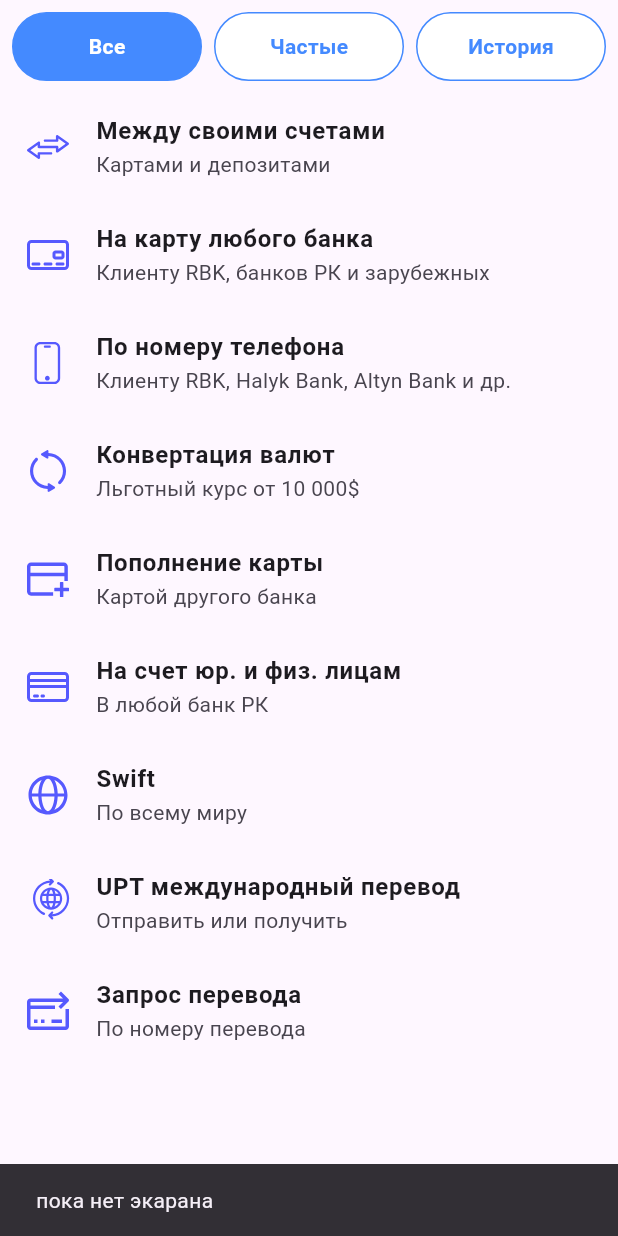
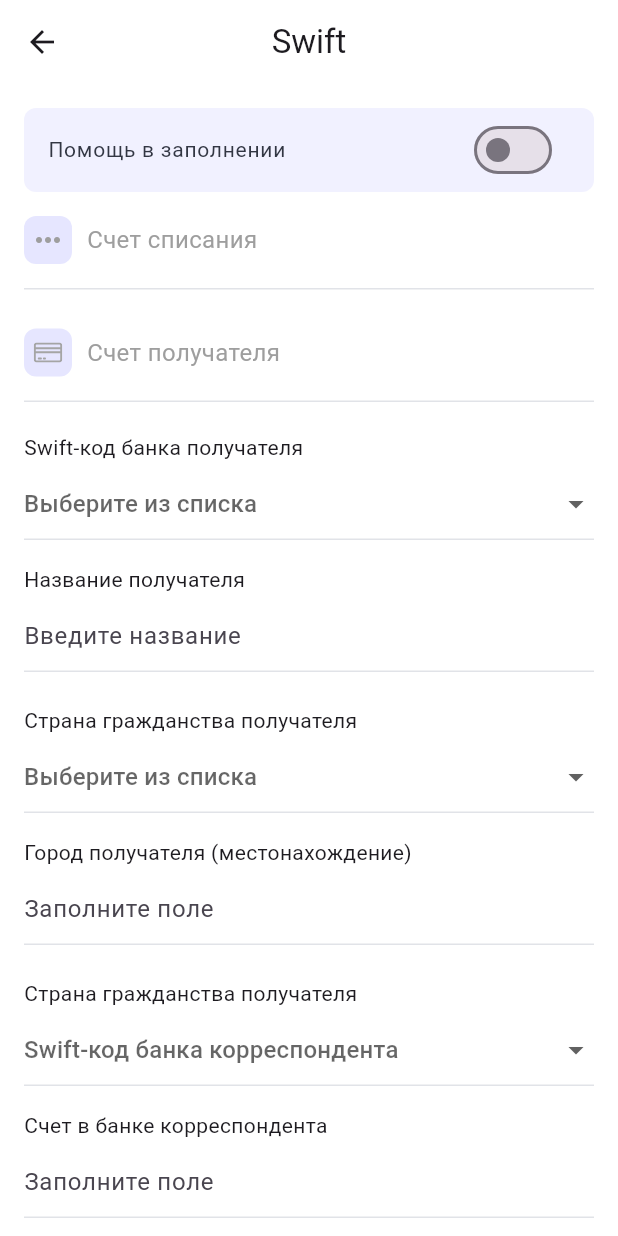
Before and after one commit to Dumankrg2019/rbc_flutter, a Flutter app: the TransfersScreen screen opened directly, after a tap on "Swift", on a phone screen of 412 x 824 dp. Run offline on Flutter 3.47's test engine with Material 3 defaults, Android fonts, the phone set to English and light mode, and no system bars; our stand-ins replace flutter_svg; missing offline and left inert: dart:ffi.

Commit message:
feat: add swft. request transfer screens

```diff
--- /dev/null
+++ b/lib/transers/transfer_request.dart
@@ -0,0 +1,142 @@
+import 'package:flutter/gestures.dart';
+import 'package:flutter/material.dart';
+import 'package:flutter_svg/svg.dart';
+
+class TransfRequestScreen extends StatefulWidget {
+  const TransfRequestScreen({Key? key}) : super(key: key);
+
+  @override
+  State<TransfRequestScreen> createState() => _TransfRequestScreen();
+
+}
+
+class _TransfRequestScreen extends State<TransfRequestScreen> {
+
+ @override
+  void initState() {
+    super.initState();
+
+    // Показываем диалог сразу после загрузки экрана
+    Future.delayed(Duration(milliseconds: 300), () {
+      showCustomDialog(context);
+    });
+  }
+
+  void showCustomDialog(BuildContext context) {
+    showDialog(
+      context: context,
+      barrierDismissible: false, // Запрет закрытия при нажатии вне окна
+      builder: (BuildContext context) {
+        return Dialog(
+          shape: RoundedRectangleBorder(
+            borderRadius: BorderRadius.circular(12.0),
+          ),
+          backgroundColor: Colors.white,
+          child: Padding(
+            padding: const EdgeInsets.all(16.0),
+            child: Column(
+              mainAxisSize: MainAxisSize.min,
+              children: [
+                SvgPicture.asset(
+                  'assets/images/user_logo.svg',
+                  width: 64,
+                  height: 64,
+                ),
+                const SizedBox(height: 16),
+                Text("Доступ к контактам",
+                     textAlign: TextAlign.center,
+                    style: TextStyle(
+                      fontSize: 16,
+                      fontWeight: FontWeight.bold
+                      ),
+                    ),
+                Container(
+                  width: 222,
+                  child: const Text(
+                    'Чтобы узнать является ли контакт из вашей телефонной книги клиентом банка, нам потребуется доступ к вашей телефонной книге',
+                    textAlign: TextAlign.center,
+                    style: TextStyle(fontSize: 16),
+                  ),
+                ),
+                const SizedBox(height: 24),
+                Container(
+                  width: double.infinity,
+                  height: 54,
+                  decoration: BoxDecoration(
+                    gradient: LinearGradient(
+                      colors: [Color(0xFF5659FE), Color(0xFF90B2F5)],
+                      begin: Alignment.bottomLeft,
+                      end: Alignment.topRight,
+                    ),
+                    borderRadius: BorderRadius.circular(8),
+                  ),
+                  child: TextButton(
+                    onPressed: () {
+                      Navigator.of(context).pop(); // Закрыть диалог
+                    },
+                    child: const Text(
+                      "РАЗРЕШИТЬ",
+                      style: TextStyle(
+                        color: Colors.white,
+                        fontSize: 16,
+                        fontWeight: FontWeight.bold,
+                      ),
+                    ),
+                  ),
+                ),
+                const SizedBox(height: 24),
+                Container(
+                  width: double.infinity,
+                  margin: const EdgeInsets.only(bottom: 30),
+                  decoration: BoxDecoration(
+                    border: Border.all(color: Color(0xFF5659FE), width: 2),
+                    borderRadius: BorderRadius.circular(8),
+                  ),
+                  child: TextButton(
+                    onPressed: () {
+                      Navigator.of(context).pop(); // Закрыть диалог
+                    },
+                    child: const Text(
+                      "ЗАПРЕТИТЬ",
+                      style: TextStyle(
+                        color: Color(0xFF5659FE),
+                        fontSize: 16,
+                        fontWeight: FontWeight.bold,
+                      ),
+                    ),
+                  ),
+                ),
+              ],
+            ),
+          ),
+        );
+      },
+    );
+  }
+
+
+  @override
+  Widget build(BuildContext context) {
+    return Scaffold(
+      appBar: AppBar(
+       backgroundColor: Colors.white,
+        leading: IconButton(
+          icon: Icon(Icons.arrow_back),
+          onPressed: () {
+            Navigator.pop(context);
+          },
+        ),
+        title: Text('Мои друзья'),
+        centerTitle: true,
+      ),
+      body: Container(
+        color: Colors.white,
+        child: Column(
+          crossAxisAlignment: CrossAxisAlignment.stretch,
+          children: [
+          ],
+        ),
+      )
+    );
+  }
+}
--- /dev/null
+++ b/lib/transers/transfer_swift.dart
@@ -0,0 +1,489 @@
+
+import 'package:flutter/gestures.dart';
+import 'package:flutter/material.dart';
+import 'package:flutter_svg/svg.dart';
+
+class SwiftTransferScreen extends StatefulWidget  {
+
+   @override
+  State<SwiftTransferScreen> createState() => _SwiftTransferScreen();
+
+}
+
+class _SwiftTransferScreen extends State<SwiftTransferScreen> {
+
+   String? _selectedCountry;
+  String? _selectedKBE;
+  final _lastNameController = TextEditingController(text: 'IVANOV');
+  final _firstNameController = TextEditingController(text: 'IVAN');
+  final _phoneController = TextEditingController(text: '+7 (___) ___ __ __');
+
+  bool _isHelpForFill = false;
+
+
+  @override
+  Widget build(BuildContext context) {
+    return Scaffold(
+      appBar: AppBar(
+       backgroundColor: Colors.white,
+        leading: IconButton(
+          icon: Icon(Icons.arrow_back),
+          onPressed: () {
+           Navigator.pop(context);
+          },
+        ),
+        title: Text('Swift'),
+        centerTitle: true,
+      ),
+      body: SingleChildScrollView(
+            child: Container(
+              color: Colors.white,
+              child: Padding(
+              padding: EdgeInsets.all(16.0),
+              child: Column(
+                crossAxisAlignment: CrossAxisAlignment.center,
+                children: [
+                   // Я публичное должностное лицо
+                 Container(
+
+                  decoration: BoxDecoration(
+                    borderRadius: BorderRadius.circular(8),
+                    color: Color(0xFFF1F1FF),
+                    ),
+                    child: SwitchListTile(
+                        title: const Text('Помощь в заполнении',
+                          style: TextStyle(
+                            fontSize: 14,
+                            fontWeight: FontWeight.normal,
+                            color: Color(0xFF323643)
+                          ),
+                        ),
+                        value: _isHelpForFill,
+                        onChanged: (bool value) {
+                          setState(() {
+                            _isHelpForFill = value;
+                          });
+                        },
+                        // Чтобы упростить стилизацию, можно убрать Divider:
+                        // secondary: const Icon(Icons.person_outline),
+                      ),
+                  ),
+                  _buildAccountSelector('Счет списания'),
+                  SizedBox(height: 10),
+                  if(!_isHelpForFill) _buildAccountSelector('Счет получателя', iconUrl: "assets/images/little_card.svg"),
+                  if(_isHelpForFill) _buildAccountSelector('Счет списания комиссии (KZT)'),
+                  SizedBox(height: 20),
+                  if(!_isHelpForFill) _fieldsBlock(),
+                  _isHelpNeed(),
+                  SizedBox(height: 32),
+                  Container(
+                      height: 64,
+                      child: TextField(
+                      keyboardType: TextInputType.number,
+                      textAlign: TextAlign.center,
+                      style: TextStyle(fontSize: 24, fontWeight: FontWeight.normal),
+                      decoration: InputDecoration(
+                        filled: true,
+                        fillColor: Color(0xFFF1F1FF),
+                        border: OutlineInputBorder(
+                          borderRadius: BorderRadius.circular(8),
+                          borderSide: BorderSide.none,
+                        ),
+                        contentPadding: EdgeInsets.symmetric(vertical: 20.0),
+                        prefixStyle: TextStyle(fontSize: 18, fontWeight: FontWeight.bold),
+                        hintText: "0 \$",
+                        hintStyle: TextStyle(fontSize: 24, fontWeight: FontWeight.normal),
+                      ),
+                    ),
+                  ),
+                  SizedBox(height: 40),
+                  Container(
+                        width: double.infinity,
+                        margin: const EdgeInsets.only(bottom: 30),
+                        height: 54,
+                        decoration: BoxDecoration(
+                          gradient: const LinearGradient(
+                            colors: [Color(0xFF5659FE), Color(0xFF90B2F5)],
+                            begin: Alignment.bottomLeft,
+                            end: Alignment.topRight,
+                          ),
+                          borderRadius: BorderRadius.circular(8),
+                        ),
+                        child: TextButton(
+                          onPressed: () {
+
+                          },
+                          child: const Text(
+                            "ПЕРЕВЕСТИ",
+                            style: TextStyle(
+                              color: Colors.white,
+                              fontSize: 16,
+                              fontWeight: FontWeight.bold,
+                            ),
+                          ),
+                        ),
+                      ),
+                      SizedBox(height: 20),
+                      SizedBox(
+                        width: 310,
+                        child:  Center(
+                          child: RichText(
+                        textAlign: TextAlign.center,
+                        text: TextSpan(
+                              style: TextStyle(fontSize: 14, color: Color(0xFFA5A5A5)),
+                              children: [
+                                TextSpan(text: 'Нажимая кнопку “Перевести”, Вы соглашаетесь с '),
+                                TextSpan(
+                                  text: 'правилами безопасности, лимитами и тарифами',
+                                  style: TextStyle(
+                                    color: Colors.blue,
+                                    decoration: TextDecoration.underline,
+                                  ),
+                                  // Добавляем клик-обработчик
+                                  recognizer: TapGestureRecognizer()
+                                    ..onTap = () {
+                                      print("Открыть правила безопасности, лимиты и тарифы");
+                                    },
+                                ),
+                              ],
+                            ),
+                          ) ,
+                        )
+                      )
+                ],
+              ),
+            ),
+            ),
+      )
+    );
+  }
+  Widget _fieldsBlock() {
+    return Column(
+      crossAxisAlignment: CrossAxisAlignment.start,
+      children: [
+        const Text('Swift-код банка получателя'),
+        const SizedBox(height: 4),
+        DropdownButtonFormField<String>(
+          decoration: const InputDecoration(
+            // Нижняя линия под полем
+            enabledBorder: UnderlineInputBorder(
+                   borderSide: BorderSide(color: Color(0xFFE1E3E8))
+                ),
+                 focusedBorder: UnderlineInputBorder(
+                  borderSide: BorderSide(color: Color(0xFFE1E3E8)), // Gray color when focused
+                ),
+          ),
+          hint: const Text('Выберите из списка'),
+          value: _selectedCountry,
+            items: const [
+              DropdownMenuItem(value: 'ru', child: Text('Kaspi')),
+              DropdownMenuItem(value: 'kz', child: Text('Halyk')),
+            ],
+            onChanged: (value) {
+              setState(() {
+                _selectedCountry = value;
+              });
+            },
+          ),
+          SizedBox(height: 16),
+           const Text('Название получателя'),
+            const SizedBox(height: 4),
+            TextFormField(
+              decoration: const InputDecoration(
+                enabledBorder: UnderlineInputBorder(
+                   borderSide: BorderSide(color: Color(0xFFE1E3E8))
+                ),
+                 focusedBorder: UnderlineInputBorder(
+                  borderSide: BorderSide(color: Color(0xFFE1E3E8)), // Gray color when focused
+                ),
+                hintText: "Введите название",
+              ),
+            ),
+            SizedBox(height: 22),
+            //Страна гражданство получателя
+            const Text('Страна гражданства получателя'),
+        const SizedBox(height: 4),
+        DropdownButtonFormField<String>(
+          decoration: const InputDecoration(
+            // Нижняя линия под полем
+            enabledBorder: UnderlineInputBorder(
+                   borderSide: BorderSide(color: Color(0xFFE1E3E8))
+                ),
+                 focusedBorder: UnderlineInputBorder(
+                  borderSide: BorderSide(color: Color(0xFFE1E3E8)), // Gray color when focused
+                ),
+          ),
+          hint: const Text('Выберите из списка'),
+          value: _selectedCountry,
+            items: const [
+              DropdownMenuItem(value: 'ru', child: Text('Казахстан')),
+              DropdownMenuItem(value: 'kz', child: Text('РФ')),
+              DropdownMenuItem(value: 'kz', child: Text('Узбекстан')),
+            ],
+            onChanged: (value) {
+              setState(() {
+                _selectedCountry = value;
+              });
+            },
+          ),
+          SizedBox(height: 16),
+           const Text('Город получателя (местонахождение)'),
+            const SizedBox(height: 4),
+            TextFormField(
+              decoration: const InputDecoration(
+                enabledBorder: UnderlineInputBorder(
+                   borderSide: BorderSide(color: Color(0xFFE1E3E8))
+                ),
+                 focusedBorder: UnderlineInputBorder(
+                  borderSide: BorderSide(color: Color(0xFFE1E3E8)), // Gray color when focused
+                ),
+                hintText: "Заполните поле",
+              ),
+            ),
+              SizedBox(height: 22),
+            //Страна гражданство получателя
+            const Text('Страна гражданства получателя'),
+        const SizedBox(height: 4),
+        DropdownButtonFormField<String>(
+          decoration: const InputDecoration(
+            // Нижняя линия под полем
+            enabledBorder: UnderlineInputBorder(
+                   borderSide: BorderSide(color: Color(0xFFE1E3E8))
+                ),
+                 focusedBorder: UnderlineInputBorder(
+                  borderSide: BorderSide(color: Color(0xFFE1E3E8)), // Gray color when focused
+                ),
+          ),
+          hint: const Text('Swift-код банка корреспондента'),
+          value: _selectedCountry,
+            items: const [
+              DropdownMenuItem(value: 'ru', child: Text('25886686')),
+              DropdownMenuItem(value: 'kz', child: Text('33458787')),
+              DropdownMenuItem(value: 'kz', child: Text('00428845')),
+            ],
+            onChanged: (value) {
+              setState(() {
+                _selectedCountry = value;
+              });
+            },
+          ),
+          SizedBox(height: 16),
+           const Text('Счет в банке корреспондента'),
+            const SizedBox(height: 4),
+            TextFormField(
+              decoration: const InputDecoration(
+                enabledBorder: UnderlineInputBorder(
+                   borderSide: BorderSide(color: Color(0xFFE1E3E8))
+                ),
+                 focusedBorder: UnderlineInputBorder(
+                  borderSide: BorderSide(color: Color(0xFFE1E3E8)), // Gray color when focused
+                ),
+                hintText: "Заполните поле",
+              ),
+            ),
+            SizedBox(height: 16),
+            Container(
+              padding:const EdgeInsets.all(8),
+              decoration: BoxDecoration(
+                borderRadius: BorderRadius.circular(8),
+                color: Color(0xFFF1F1FF),
+                ),
+              child: Text(
+                "Реквизиты банка корреспондента и счета не являются обязательными к заполнению и вносятся при условии их наличия"
+                ),
+            ),
+
+            SizedBox(height: 25),
+
+            // КБЕ
+            const Text('КБЕ'),
+            const SizedBox(height: 4),
+            DropdownButtonFormField<String>(
+              decoration: const InputDecoration(
+                enabledBorder: UnderlineInputBorder(
+                   borderSide: BorderSide(color: Color(0xFFE1E3E8))
+                ),
+                 focusedBorder: UnderlineInputBorder(
+                  borderSide: BorderSide(color: Color(0xFFE1E3E8)), // Gray color when focused
+                ),
+              ),
+              hint: const Text('Выберите из списка'),
+              value: _selectedKBE,
+              items: const [
+                DropdownMenuItem(value: 'kbe1', child: Text('KBE 1')),
+                DropdownMenuItem(value: 'kbe2', child: Text('KBE 2')),
+                // ... добавьте нужные варианты
+              ],
+              onChanged: (value) {
+                setState(() {
+                  _selectedKBE = value;
+                });
+              },
+            ),
+            const SizedBox(height: 16),
+             // КНП
+            const Text('КНП'),
+            const SizedBox(height: 4),
+            DropdownButtonFormField<String>(
+              decoration: const InputDecoration(
+                enabledBorder: UnderlineInputBorder(
+                   borderSide: BorderSide(color: Color(0xFFE1E3E8))
+                ),
+                 focusedBorder: UnderlineInputBorder(
+                  borderSide: BorderSide(color: Color(0xFFE1E3E8)), // Gray color when focused
+                ),
+              ),
+              hint: const Text('Выберите из списка'),
+              value: _selectedKBE,
+              items: const [
+                DropdownMenuItem(value: 'КНП1', child: Text('КНП 1')),
+                DropdownMenuItem(value: 'КНП2', child: Text('КНП 2')),
+                // ... добавьте нужные варианты
+              ],
+              onChanged: (value) {
+                setState(() {
+                  _selectedKBE = value;
+                });
+              },
+            ),
+          ],
+    );
+  }
+
+  Widget _isHelpNeed() {
+    return Column(
+      crossAxisAlignment: CrossAxisAlignment.start,
+      children: [
+        const SizedBox(height: 16),
+              // Тип комиссии
+            const Text('Тип комиссии'),
+            const SizedBox(height: 4),
+            DropdownButtonFormField<String>(
+              decoration: const InputDecoration(
+                enabledBorder: UnderlineInputBorder(
+                   borderSide: BorderSide(color: Color(0xFFE1E3E8))
+                ),
+                 focusedBorder: UnderlineInputBorder(
+                  borderSide: BorderSide(color: Color(0xFFE1E3E8)), // Gray color when focused
+                ),
+              ),
+              hint: const Text('Выберите из списка'),
+              value: _selectedKBE,
+              items: const [
+                DropdownMenuItem(value: 'comision1', child: Text('Комссия 1')),
+                DropdownMenuItem(value: 'comision1', child: Text('Комссия 2')),
+                // ... добавьте нужные варианты
+              ],
+              onChanged: (value) {
+                setState(() {
+                  _selectedKBE = value;
+                });
+              },
+            ),
+            const SizedBox(height: 15),
+            const Text('Назначения платежа'),
+              const SizedBox(height: 4),
+              TextFormField(
+                decoration: const InputDecoration(
+                  enabledBorder: UnderlineInputBorder(
+                    borderSide: BorderSide(color: Color(0xFFE1E3E8))
+                  ),
+                  focusedBorder: UnderlineInputBorder(
+                    borderSide: BorderSide(color: Color(0xFFE1E3E8)), // Gray color when focused
+                  ),
+                  hintText: "Заполните поле",
+                ),
+              ),
+              SizedBox(height: 15),
+              Container(
+                padding:const EdgeInsets.all(8),
+                decoration: BoxDecoration(
+                  borderRadius: BorderRadius.circular(8),
+                  color: Color(0xFFF1F1FF),
+                  ),
+                child: Text(
+                  "Заполняется только на английском языке"
+                  ),
+              ),
+              SizedBox(height: 25),
+            if(!_isHelpForFill) _buildAccountSelector('Счет списания комиссии (KZT)'),
+            SizedBox(height: 25),
+            _attachDocAndTextBlock(),
+      ],
+    );
+  }
+
+  Widget _attachDocAndTextBlock() {
+    return Column(
+        children: [
+          OutlinedButton(
+            onPressed: () => {
+
+            },
+             style: OutlinedButton.styleFrom(
+              padding: EdgeInsets.symmetric(vertical: 15, horizontal: 40),
+              side: BorderSide(color: Color(0xFF5659FE), width: 2), // Border color & width
+              shape: RoundedRectangleBorder(
+                borderRadius: BorderRadius.circular(8), // Rounded corners
+              ),
+            ),
+            child: Center(
+              child: Text(
+                "ВЛОЖИТЬ ДОКУМЕНТ",
+                style: TextStyle(
+                  fontSize: 16,
+                  fontWeight: FontWeight.bold,
+                  color: Color(0xFF5659FE)
+                ),
+              ),
+            ),
+          ),
+          SizedBox(height: 25),
+              Container(
+              padding:const EdgeInsets.all(8),
+              decoration: BoxDecoration(
+                borderRadius: BorderRadius.circular(8),
+                color: Color(0xFFF1F1FF),
+                ),
+              child: Text(
+                "Внимание, если вы прикладываете документ, в нем должны обязательно присутствовать реквизиты: Swift код банка получателя Счет получателя Наименование получателя Страна и нород нахождения получателя Swift-код банка корреспондента (при наличии) Счет в банке корреспондента (при наличии) Размер файла не должен превышать 10 мб"
+                ),
+            ),
+        ],
+    );
+  }
+
+  Widget _buildAccountSelector(String label, { String? iconUrl}) {
+    return Container(
+      padding: EdgeInsets.symmetric( vertical: 16.0),
+      decoration: BoxDecoration(
+        color: Colors.white,
+        border: Border(
+          bottom: BorderSide(
+          color: Color(0xFFE1E3E8), // Change to your desired color
+          width: 1,        // Change to your desired width
+        ),
+    ),
+      ),
+      child: Row(
+        children: [
+          Container(
+            width: 32,
+            height: 32,
+            decoration: BoxDecoration(
+              color: Color(0xFFE6E6FF),
+              borderRadius: BorderRadius.circular(8)
+            ),
+            child: Center(
+              child: iconUrl != null
+              ? SvgPicture.asset(iconUrl, width: 19, height: 14,)
+              : Icon(Icons.more_horiz, color: Colors.grey),
+            )
+          ),
+          SizedBox(width: 10),
+          Text(label, style: TextStyle(fontSize: 16, color: Colors.grey)),
+        ],
+      ),
+    );
+  }
+}
--- a/lib/transers/transfers_all.dart
+++ b/lib/transers/transfers_all.dart
@@ -4,6 +4,8 @@ import 'package:flutter_application_1/transers/between_own_accounts.dart';
 import 'package:flutter_application_1/transers/currency_coonversion.dart';
 import 'package:flutter_application_1/transers/on_another_bank_card.dart';
 import 'package:flutter_application_1/transers/to_top_up_card.dart';
+import 'package:flutter_application_1/transers/transfer_request.dart';
+import 'package:flutter_application_1/transers/transfer_swift.dart';
 import 'package:flutter_application_1/transers/transfer_to_business_or_individual.dart';
 import 'package:flutter_application_1/transers/transfer_to_phone_number.dart';
 import 'package:flutter_application_1/transers/utp_bottom_dialog.dart';
@@ -206,13 +208,11 @@ class _TransfersScreenState extends State<TransfersScreen> {
           title: 'Swift',
           subtitle: 'По всему миру',
           onTap: () {
-            print("пока нет экарана");
-            ScaffoldMessenger.of(context).showSnackBar(const SnackBar(
-            content: Text("пока нет экарана")));
-            // Navigator.push(
-            //   context,
-            //   MaterialPageRoute(builder: (context) => SecondScreen()),
-            //   );
+
+              Navigator.push(
+              context,
+              MaterialPageRoute(builder: (context) => SwiftTransferScreen()),
+              );
           },
         ),
         _buildListItem(
@@ -228,14 +228,10 @@ class _TransfersScreenState extends State<TransfersScreen> {
           title: 'Запрос перевода',
           subtitle: 'По номеру перевода',
             onTap: () {
-            print("пока нет экарана");
-            ScaffoldMessenger.of(context).showSnackBar(const SnackBar(
-            content: Text("пока нет экарана"),
-            ));
-                    // Navigator.push(
-            //   context,
-            //   MaterialPageRoute(builder: (context) => SecondScreen()),
-            //   );
+              Navigator.push(
+                context,
+                MaterialPageRoute(builder: (context) => TransfRequestScreen()),
+              );
           },
         ),
       ],
```
Also changed, not shown: assets/images/user_logo.svg (added).
